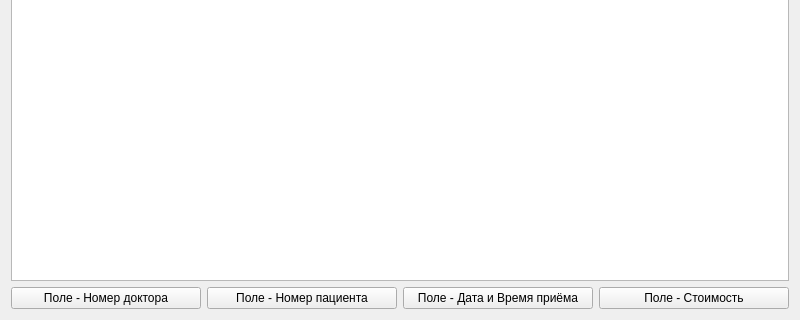
The window that appointmentstreedebugwidget.ui (skrine525/fefu-fds-coursework) describes before a commit, drawn with Qt 5; both pictures show x 0 to 800 and y 280 to 600 of the 800 by 600 pixel window.
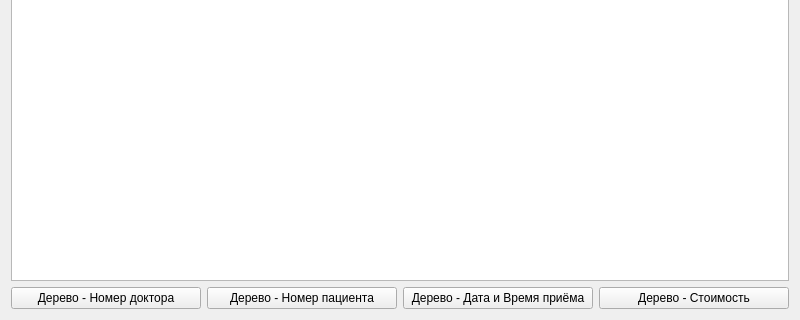
The same window after the commit.

Diff of the .ui file:
```diff
--- a/appointmentstreedebugwidget.ui
+++ b/appointmentstreedebugwidget.ui
@@ -22,28 +22,28 @@
      <item>
       <widget class="QPushButton" name="pushButtonShowDoctorPhoneNumberTree">
        <property name="text">
-        <string>Поле - Номер доктора</string>
+        <string>Дерево - Номер доктора</string>
        </property>
       </widget>
      </item>
      <item>
       <widget class="QPushButton" name="pushButtonShowPatientPhoneNumberTree">
        <property name="text">
-        <string>Поле - Номер пациента</string>
+        <string>Дерево - Номер пациента</string>
        </property>
       </widget>
      </item>
      <item>
       <widget class="QPushButton" name="pushButtonShowAppointmentDatetimeTree">
        <property name="text">
-        <string>Поле - Дата и Время приёма</string>
+        <string>Дерево - Дата и Время приёма</string>
        </property>
       </widget>
      </item>
      <item>
       <widget class="QPushButton" name="pushButtonShowAppointmentCostTree">
        <property name="text">
-        <string>Поле - Стоимость</string>
+        <string>Дерево - Стоимость</string>
        </property>
       </widget>
      </item>
```
